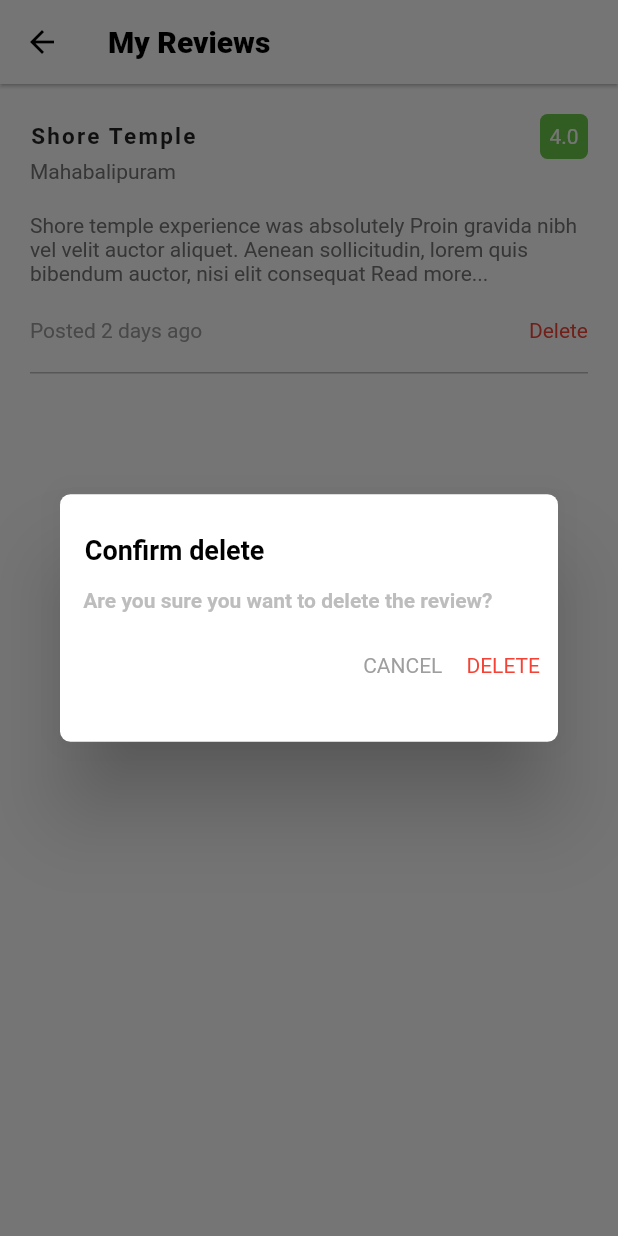
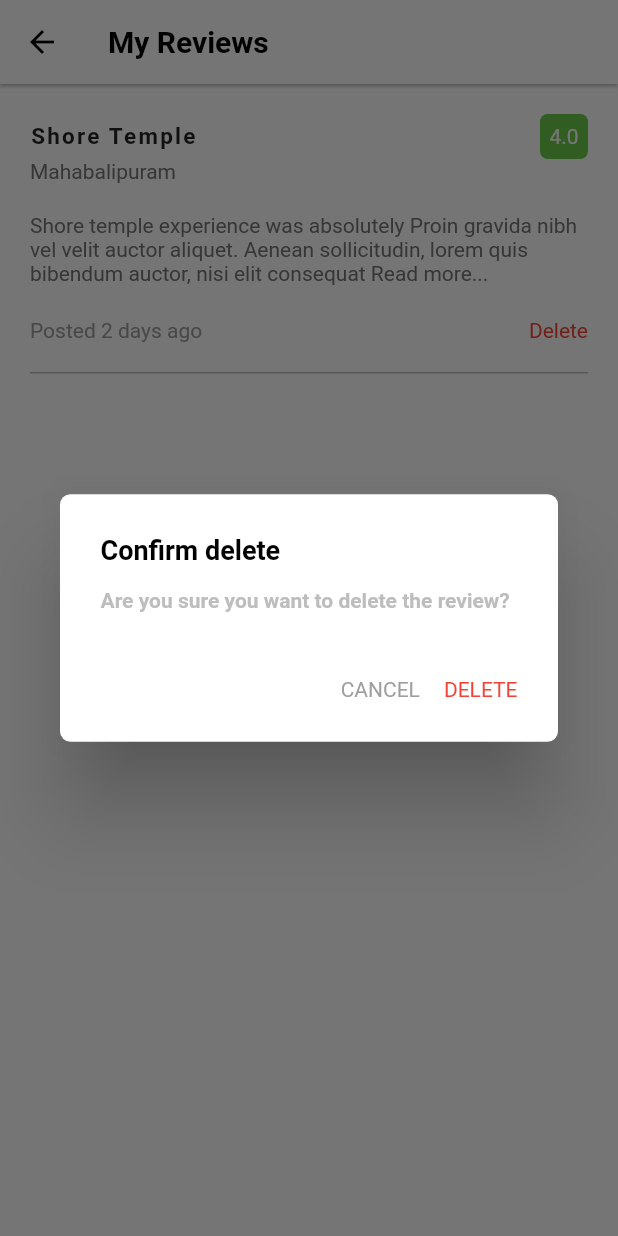
Before and after one commit to Vignesh0404/Monuments-app, a Flutter app: the MyReviews screen opened directly, after a tap on "Delete", on a phone screen of 412 x 824 dp. Run offline on Flutter 3.47's test engine with Material 2 defaults, Android fonts, the phone set to English and light mode, and no system bars; our stand-ins replace flutter_icons; network calls fail; Roboto replaces fonts that are missing (OpenSans).

Commit message:
Minor changes

```diff
--- a/lib/screens/myReviews.dart
+++ b/lib/screens/myReviews.dart
@@ -1,4 +1,5 @@
 import 'package:flutter/material.dart';
+import 'package:travelapp/screens/styles.dart';
 
 class MyReviews extends StatefulWidget {
   MyReviews({Key key}) : super(key: key);
@@ -18,11 +19,8 @@ class _MyReviewsState extends State<MyReviews> {
         backgroundColor: Colors.white,
         title: Text(
           'My Reviews',
-          style: TextStyle(
-              fontFamily: 'OpenSans',
-              color: Colors.black,
-              fontWeight: FontWeight.w800),
-        ),
+          style: largeTitleFontStyle
+          ),
         leading: IconButton(
           icon: Icon(
             Icons.arrow_back,
@@ -113,31 +111,36 @@ class _MyReviewsState extends State<MyReviews> {
                                         CrossAxisAlignment.start,
                                     children: <Widget>[
                                       SizedBox(height: 15),
-                                      Text(
-                                        ' Confirm delete',
+                                      Padding(
+                                        padding: EdgeInsets.only(left:15),
+                                        child:Text(
+
+                                        'Confirm delete',
                                         style: TextStyle(
                                             fontSize: 18,
                                             fontFamily: 'OpenSans',
                                             fontWeight: FontWeight.w700,
                                             color: Colors.black),
-                                      ),
+                                      ),),
                                       SizedBox(
                                         height: 15,
                                       ),
-                                      Container(
+                                      Padding(
+                                        padding: EdgeInsets.only(left:15,right:15),
+                                        child:Container(
                                         width: double.infinity,
                                         child: Text(
-                                          ' Are you sure you want to delete the review?',
+                                          'Are you sure you want to delete the review?',
                                           style: TextStyle(
                                               fontFamily: 'OpenSans',
                                               color: Colors.grey.shade400,
                                               fontWeight: FontWeight.w600),
                                         ),
-                                      ),
-                                      SizedBox(
-                                        height: 27,
-                                      ),
-                                      Row(
+                                      ),),
+                                      Spacer(),
+                                      Padding(
+                                        padding: EdgeInsets.only(right: 15.0),
+                                        child:Row(
                                         children: <Widget>[
                                           Spacer(),
                                           Text(
@@ -156,7 +159,9 @@ class _MyReviewsState extends State<MyReviews> {
                                                 fontFamily: 'OpenSans'),
                                           )
                                         ],
-                                      )
+                                      ),),
+                                      SizedBox(height:15)
+
                                     ],
                                   ),
                                 ),
```
Also changed, not shown: lib/screens/editprofile.dart (+12 -6 lines).
